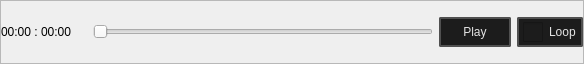
Above: src/editors/soundevent_editor/audio_player.ui from dertwist/Hammer5Tools before the change. Below: the same form after it.
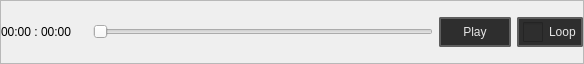
That is the form after the change. Icons and pictures are not drawn.

```diff
--- a/src/editors/soundevent_editor/audio_player.ui
+++ b/src/editors/soundevent_editor/audio_player.ui
@@ -118,14 +118,14 @@
 
         border: 2px solid black;
         border-radius: 2px;
-        border-color: rgba(80, 80, 80, 255);
+        border-color: rgba(94, 94, 94, 255);
         height:22px;
         padding-top: 2px;
         padding-bottom:2px;
         padding-left: 4px;
         padding-right: 4px;
-        color: #E3E3E3;
-        background-color: #1C1C1C;
+        color: #e5e5e5;
+        background-color: #2e2e2e;
     }
     QPushButton:hover {
         background-color: #414956;
@@ -172,14 +172,14 @@
 
         border: 2px solid black;
         border-radius: 2px;
-        border-color: rgba(80, 80, 80, 255);
+        border-color: rgba(94, 94, 94, 255);
         height:22px;
         padding-top: 2px;
         padding-bottom:2px;
         padding-left: 4px;
         padding-right: 4px;
-        color: #E3E3E3;
-        background-color: #1C1C1C;
+        color: #e5e5e5;
+        background-color: #2e2e2e;
     }
     QCheckBox:hover {
         background-color: #414956;
```
Left out of the diff: 6 changed lines with no effect on the pictures.
